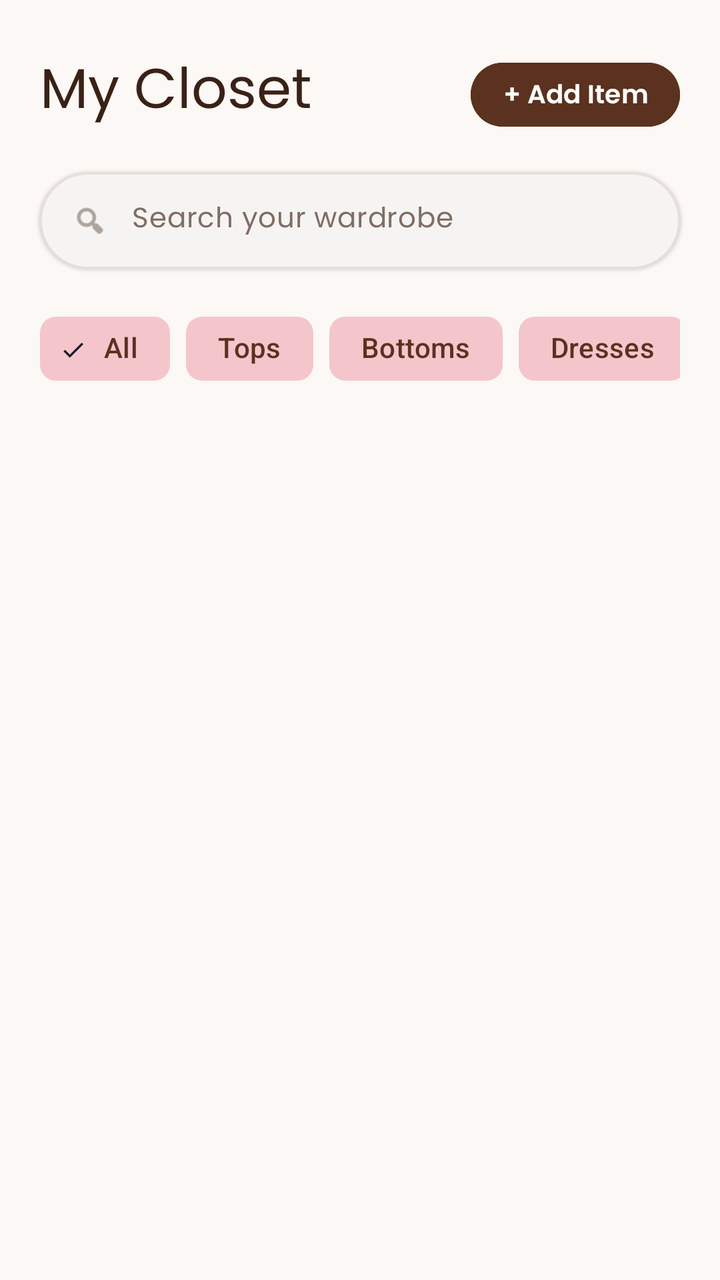
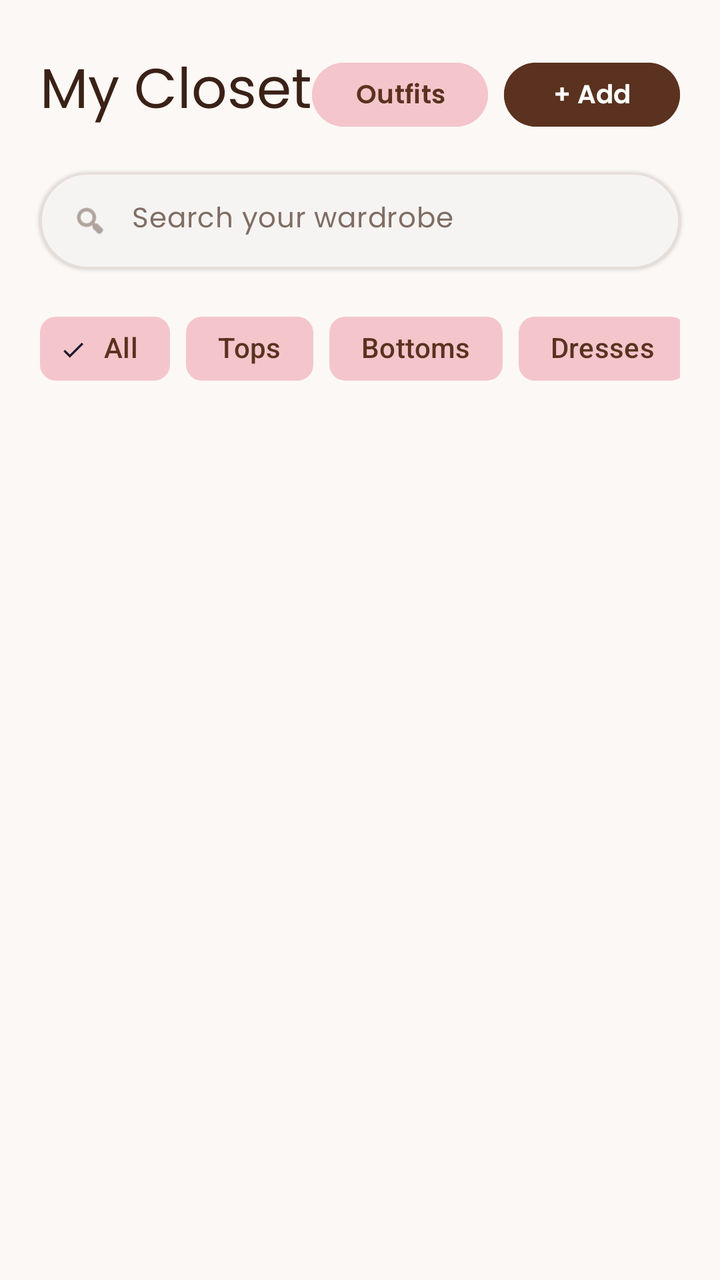

The first picture is an Android layout as it rendered before a commit; the second is the same layout after the commit. The layout source and the unified diff follow.
<!-- AndroidManifest.xml: application theme Theme.ShelaStudio -->
<!-- res/layout/fragment_closet.xml -->
<?xml version="1.0" encoding="utf-8"?>
<androidx.constraintlayout.widget.ConstraintLayout
    xmlns:android="http://schemas.android.com/apk/res/android"
    xmlns:app="http://schemas.android.com/apk/res-auto"
    android:layout_width="match_parent"
    android:layout_height="match_parent"
    android:background="@color/warm_cream">

    
    <TextView
        android:id="@+id/tvClosetTitle"
        android:layout_width="wrap_content"
        android:layout_height="wrap_content"
        android:layout_marginStart="@dimen/screen_margin"
        android:layout_marginTop="@dimen/spacing_lg"
        android:text="My Closet"
        android:textAppearance="@style/TextAppearance.ShelaStudio.Headline"
        app:layout_constraintStart_toStartOf="parent"
        app:layout_constraintTop_toTopOf="parent" />

    
    <com.google.android.material.button.MaterialButton
        android:id="@+id/btnAddItem"
        style="@style/Widget.ShelaStudio.Button.Primary"
        android:layout_width="wrap_content"
        android:layout_height="40dp"
        android:layout_marginEnd="@dimen/screen_margin"
        android:paddingHorizontal="@dimen/spacing_md"
        android:text="+ Add Item"
        android:textSize="13sp"
        app:cornerRadius="20dp"
        app:layout_constraintBottom_toBottomOf="@id/tvClosetTitle"
        app:layout_constraintEnd_toEndOf="parent"
        app:layout_constraintTop_toTopOf="@id/tvClosetTitle" />

    
    <com.google.android.material.card.MaterialCardView
        android:id="@+id/cvSearch"
        android:layout_width="0dp"
        android:layout_height="48dp"
        android:layout_marginHorizontal="@dimen/screen_margin"
        android:layout_marginTop="@dimen/spacing_md"
        app:cardBackgroundColor="@color/white"
        app:cardCornerRadius="24dp"
        app:cardElevation="1dp"
        app:layout_constraintEnd_toEndOf="parent"
        app:layout_constraintStart_toStartOf="parent"
        app:layout_constraintTop_toBottomOf="@id/tvClosetTitle"
        app:strokeColor="@color/divider"
        app:strokeWidth="1dp">

        <LinearLayout
            android:layout_width="match_parent"
            android:layout_height="match_parent"
            android:gravity="center_vertical"
            android:orientation="horizontal"
            android:paddingHorizontal="@dimen/spacing_md">

            <ImageView
                android:layout_width="18dp"
                android:layout_height="18dp"
                android:src="@android:drawable/ic_menu_search"
                app:tint="@color/muted_brown" />

            <TextView
                android:layout_width="wrap_content"
                android:layout_height="wrap_content"
                android:layout_marginStart="@dimen/spacing_sm"
                android:text="Search your wardrobe"
                android:textAppearance="@style/TextAppearance.ShelaStudio.BodyMuted" />
        </LinearLayout>
    </com.google.android.material.card.MaterialCardView>

    
    <HorizontalScrollView
        android:id="@+id/hsvCategories"
        android:layout_width="0dp"
        android:layout_height="wrap_content"
        android:layout_marginTop="@dimen/spacing_md"
        android:paddingHorizontal="@dimen/screen_margin"
        android:scrollbars="none"
        app:layout_constraintEnd_toEndOf="parent"
        app:layout_constraintStart_toStartOf="parent"
        app:layout_constraintTop_toBottomOf="@id/cvSearch">

        <com.google.android.material.chip.ChipGroup
            android:id="@+id/cgCategories"
            android:layout_width="wrap_content"
            android:layout_height="wrap_content"
            app:chipSpacingHorizontal="@dimen/spacing_xs"
            app:singleLine="true"
            app:singleSelection="true">

            <com.google.android.material.chip.Chip
                android:id="@+id/chipAll"
                style="@style/Widget.Material3.Chip.Filter"
                android:layout_width="wrap_content"
                android:layout_height="wrap_content"
                android:checkable="true"
                android:checked="true"
                android:text="All"
                android:textColor="@color/chocolate_brown"
                app:chipBackgroundColor="@color/soft_pink"
                app:chipStrokeWidth="0dp" />

            <com.google.android.material.chip.Chip
                android:id="@+id/chipTops"
                style="@style/Widget.Material3.Chip.Filter"
                android:layout_width="wrap_content"
                android:layout_height="wrap_content"
                android:checkable="true"
                android:text="Tops"
                android:textColor="@color/chocolate_brown"
                app:chipBackgroundColor="@color/soft_pink"
                app:chipStrokeWidth="0dp" />

            <com.google.android.material.chip.Chip
                android:id="@+id/chipBottoms"
                style="@style/Widget.Material3.Chip.Filter"
                android:layout_width="wrap_content"
                android:layout_height="wrap_content"
                android:checkable="true"
                android:text="Bottoms"
                android:textColor="@color/chocolate_brown"
                app:chipBackgroundColor="@color/soft_pink"
                app:chipStrokeWidth="0dp" />

            <com.google.android.material.chip.Chip
                android:id="@+id/chipDresses"
                style="@style/Widget.Material3.Chip.Filter"
                android:layout_width="wrap_content"
                android:layout_height="wrap_content"
                android:checkable="true"
                android:text="Dresses"
                android:textColor="@color/chocolate_brown"
                app:chipBackgroundColor="@color/soft_pink"
                app:chipStrokeWidth="0dp" />

            <com.google.android.material.chip.Chip
                android:id="@+id/chipShoes"
                style="@style/Widget.Material3.Chip.Filter"
                android:layout_width="wrap_content"
                android:layout_height="wrap_content"
                android:checkable="true"
                android:text="Shoes"
                android:textColor="@color/chocolate_brown"
                app:chipBackgroundColor="@color/soft_pink"
                app:chipStrokeWidth="0dp" />

            <com.google.android.material.chip.Chip
                android:id="@+id/chipBags"
                style="@style/Widget.Material3.Chip.Filter"
                android:layout_width="wrap_content"
                android:layout_height="wrap_content"
                android:checkable="true"
                android:text="Bags"
                android:textColor="@color/chocolate_brown"
                app:chipBackgroundColor="@color/soft_pink"
                app:chipStrokeWidth="0dp" />

            <com.google.android.material.chip.Chip
                android:id="@+id/chipAccessories"
                style="@style/Widget.Material3.Chip.Filter"
                android:layout_width="wrap_content"
                android:layout_height="wrap_content"
                android:checkable="true"
                android:text="Accessories"
                android:textColor="@color/chocolate_brown"
                app:chipBackgroundColor="@color/soft_pink"
                app:chipStrokeWidth="0dp" />

        </com.google.android.material.chip.ChipGroup>
    </HorizontalScrollView>

    
    <LinearLayout
        android:id="@+id/llEmpty"
        android:layout_width="wrap_content"
        android:layout_height="wrap_content"
        android:gravity="center"
        android:orientation="vertical"
        android:visibility="gone"
        app:layout_constraintBottom_toBottomOf="parent"
        app:layout_constraintEnd_toEndOf="parent"
        app:layout_constraintStart_toStartOf="parent"
        app:layout_constraintTop_toBottomOf="@id/hsvCategories">

        <TextView
            android:layout_width="wrap_content"
            android:layout_height="wrap_content"
            android:text="Your closet is empty"
            android:textAppearance="@style/TextAppearance.ShelaStudio.Subtitle" />

        <TextView
            android:layout_width="wrap_content"
            android:layout_height="wrap_content"
            android:layout_marginTop="@dimen/spacing_xs"
            android:text="Tap + Add Item to get started"
            android:textAppearance="@style/TextAppearance.ShelaStudio.BodyMuted" />
    </LinearLayout>

    
    <ProgressBar
        android:id="@+id/pbLoading"
        android:layout_width="wrap_content"
        android:layout_height="wrap_content"
        android:indeterminateTint="@color/chocolate_brown"
        app:layout_constraintBottom_toBottomOf="parent"
        app:layout_constraintEnd_toEndOf="parent"
        app:layout_constraintStart_toStartOf="parent"
        app:layout_constraintTop_toBottomOf="@id/hsvCategories" />

    
    <androidx.recyclerview.widget.RecyclerView
        android:id="@+id/rvWardrobe"
        android:layout_width="0dp"
        android:layout_height="0dp"
        android:clipToPadding="false"
        android:paddingHorizontal="@dimen/spacing_sm"
        android:paddingTop="@dimen/spacing_md"
        android:paddingBottom="@dimen/spacing_md"
        app:layout_constraintBottom_toBottomOf="parent"
        app:layout_constraintEnd_toEndOf="parent"
        app:layout_constraintStart_toStartOf="parent"
        app:layout_constraintTop_toBottomOf="@id/hsvCategories" />

</androidx.constraintlayout.widget.ConstraintLayout>
<!-- resources referenced by this layout -->
<resources>
  <color name="chocolate_brown">#5A321F</color>
  <color name="divider">#E8DDD8</color>
  <color name="muted_brown">#806D63</color>
  <color name="soft_pink">#F4C6CC</color>
  <color name="warm_cream">#FCF8F5</color>
  <color name="white">#FFFFFF</color>
  <dimen name="screen_margin">20dp</dimen>
  <dimen name="spacing_lg">24dp</dimen>
  <dimen name="spacing_md">16dp</dimen>
  <dimen name="spacing_sm">12dp</dimen>
  <dimen name="spacing_xs">8dp</dimen>
  <style name="TextAppearance.ShelaStudio.BodyMuted" parent="TextAppearance.Material3.BodyMedium">
          <item name="fontFamily">@font/inter_regular</item>
          <item name="android:textColor">@color/muted_brown</item>
          <item name="android:textSize">@dimen/text_body</item>
      </style>
  <style name="TextAppearance.ShelaStudio.Headline" parent="TextAppearance.Material3.HeadlineMedium">
          <item name="fontFamily">@font/playfair_display_bold</item>
          <item name="android:textColor">@color/dark_brown_text</item>
          <item name="android:textSize">@dimen/text_headline</item>
      </style>
  <style name="TextAppearance.ShelaStudio.Subtitle" parent="TextAppearance.Material3.TitleMedium">
          <item name="fontFamily">@font/inter_semibold</item>
          <item name="android:textColor">@color/dark_brown_text</item>
          <item name="android:textSize">@dimen/text_subtitle</item>
      </style>
  <style name="Widget.ShelaStudio.Button.Primary" parent="Widget.Material3.Button">
          <item name="android:backgroundTint">@color/chocolate_brown</item>
          <item name="android:textColor">@color/white</item>
          <item name="cornerRadius">@dimen/radius_xl</item>
          <item name="android:minHeight">@dimen/button_height</item>
          <item name="android:textAllCaps">false</item>
          <item name="android:textSize">15sp</item>
          <item name="android:fontFamily">@font/inter_semibold</item>
      </style>
  <style name="Theme.ShelaStudio" parent="Theme.Material3.Light.NoActionBar">
          
          <item name="colorPrimary">@color/chocolate_brown</item>
          <item name="colorPrimaryVariant">@color/chocolate_brown_dark</item>
          <item name="colorOnPrimary">@color/white</item>
  
          
          <item name="colorSecondary">@color/soft_pink</item>
          <item name="colorOnSecondary">@color/chocolate_brown</item>
  
          
          <item name="android:colorBackground">@color/warm_cream</item>
          <item name="colorSurface">@color/white</item>
          <item name="colorOnSurface">@color/dark_brown_text</item>
          <item name="colorOnSurfaceVariant">@color/muted_brown</item>
  
          
          <item name="android:statusBarColor">@color/warm_cream</item>
          <item name="android:windowLightStatusBar">true</item>
  
          
          <item name="android:navigationBarColor">@color/white</item>
          <item name="android:windowLightNavigationBar" tools:targetApi="o_mr1">true</item>
  
          
          <item name="android:fontFamily">@font/inter_regular</item>
      </style>
  <dimen name="text_body">14sp</dimen>
  <color name="dark_brown_text">#3A2116</color>
  <dimen name="text_headline">28sp</dimen>
  <dimen name="text_subtitle">18sp</dimen>
  <dimen name="radius_xl">24dp</dimen>
  <dimen name="button_height">52dp</dimen>
  <color name="chocolate_brown_dark">#4A2818</color>
</resources>

<!-- the commit's change to res/layout/fragment_closet.xml (unified diff, before → after) -->
@@ -19,19 +19,39 @@
         app:layout_constraintTop_toTopOf="parent" />
 
     
-    <com.google.android.material.button.MaterialButton
-        android:id="@+id/btnAddItem"
-        style="@style/Widget.ShelaStudio.Button.Primary"
-        android:layout_width="wrap_content"
-        android:layout_height="40dp"
+    <LinearLayout
+        android:id="@+id/llHeaderButtons"
+        android:layout_width="wrap_content"
+        android:layout_height="wrap_content"
         android:layout_marginEnd="@dimen/screen_margin"
-        android:paddingHorizontal="@dimen/spacing_md"
-        android:text="+ Add Item"
-        android:textSize="13sp"
-        app:cornerRadius="20dp"
+        android:gravity="center_vertical"
+        android:orientation="horizontal"
         app:layout_constraintBottom_toBottomOf="@id/tvClosetTitle"
         app:layout_constraintEnd_toEndOf="parent"
-        app:layout_constraintTop_toTopOf="@id/tvClosetTitle" />
+        app:layout_constraintTop_toTopOf="@id/tvClosetTitle">
+
+        <com.google.android.material.button.MaterialButton
+            android:id="@+id/btnMyOutfits"
+            style="@style/Widget.ShelaStudio.Button.Secondary"
+            android:layout_width="wrap_content"
+            android:layout_height="40dp"
+            android:layout_marginEnd="@dimen/spacing_xs"
+            android:paddingHorizontal="@dimen/spacing_md"
+            android:text="Outfits"
+            android:textSize="13sp"
+            app:cornerRadius="20dp" />
+
+        <com.google.android.material.button.MaterialButton
+            android:id="@+id/btnAddItem"
+            style="@style/Widget.ShelaStudio.Button.Primary"
+            android:layout_width="wrap_content"
+            android:layout_height="40dp"
+            android:paddingHorizontal="@dimen/spacing_md"
+            android:text="+ Add"
+            android:textSize="13sp"
+            app:cornerRadius="20dp" />
+
+    </LinearLayout>
 
     
     <com.google.android.material.card.MaterialCardView
@@ -195,7 +215,7 @@
             android:layout_width="wrap_content"
             android:layout_height="wrap_content"
             android:layout_marginTop="@dimen/spacing_xs"
-            android:text="Tap + Add Item to get started"
+            android:text="Tap + Add to get started"
             android:textAppearance="@style/TextAppearance.ShelaStudio.BodyMuted" />
     </LinearLayout>
 
<!-- resource entries referenced after the edit -->
@@ -29,6 +29,15 @@
   <style name="Widget.ShelaStudio.Button.Primary" parent="Widget.Material3.Button">
           <item name="android:backgroundTint">@color/chocolate_brown</item>
           <item name="android:textColor">@color/white</item>
+          <item name="cornerRadius">@dimen/radius_xl</item>
+          <item name="android:minHeight">@dimen/button_height</item>
+          <item name="android:textAllCaps">false</item>
+          <item name="android:textSize">15sp</item>
+          <item name="android:fontFamily">@font/inter_semibold</item>
+      </style>
+  <style name="Widget.ShelaStudio.Button.Secondary" parent="Widget.Material3.Button">
+          <item name="android:backgroundTint">@color/soft_pink</item>
+          <item name="android:textColor">@color/chocolate_brown</item>
           <item name="cornerRadius">@dimen/radius_xl</item>
           <item name="android:minHeight">@dimen/button_height</item>
           <item name="android:textAllCaps">false</item>
